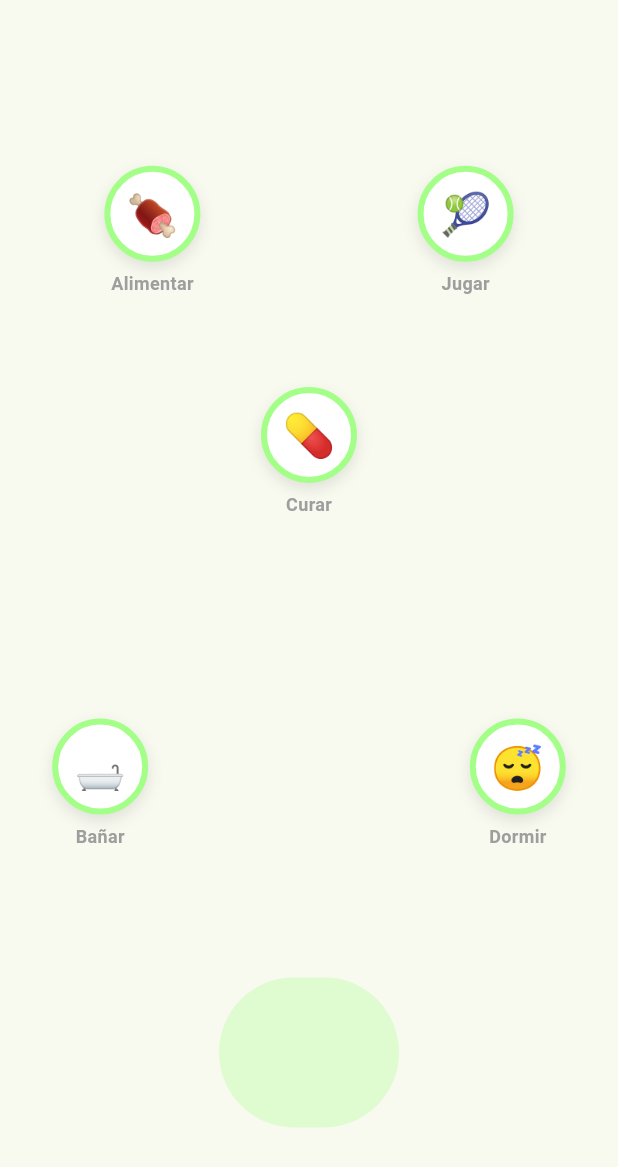
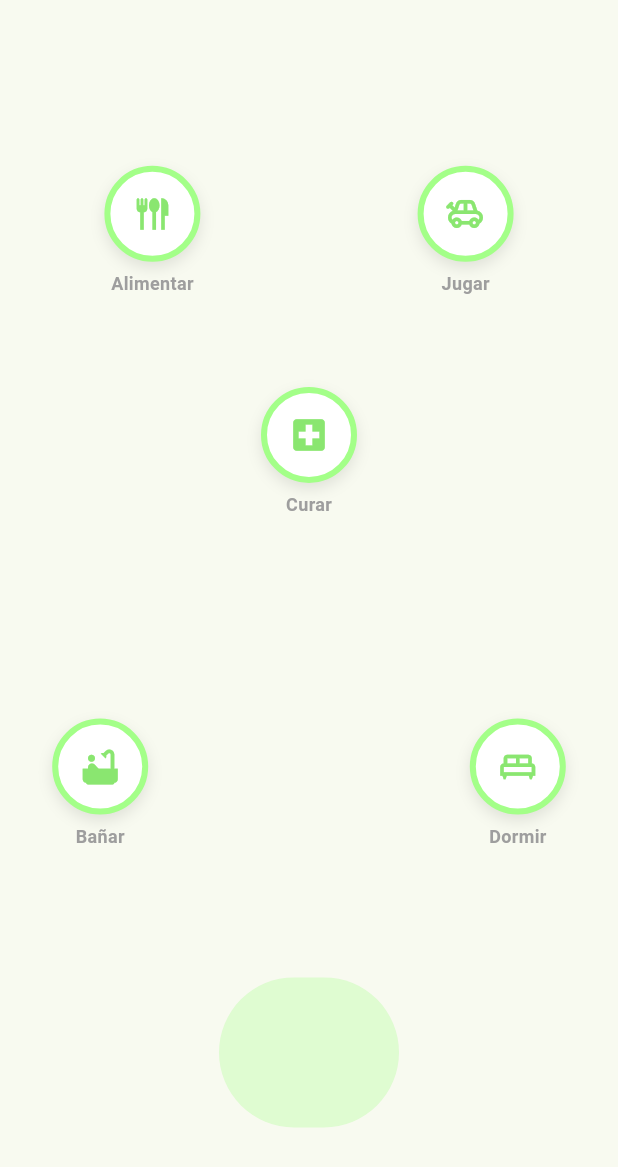
Before and after one commit to AlejandroGuillermo/cuidar_huellitas, a Flutter app: the PawMapWidget widget shown alone on an empty page, opened directly, on a phone screen of 412 x 824 dp. Shown: the top 1167 px of the screen. Run offline on Flutter 3.47's test engine with Material 3 defaults, Android fonts, the phone set to English and light mode, and no system bars; our stand-ins replace cloud_firestore, firebase_auth, firebase_core, flutter_bloc, go_router; accounts and stored records are empty; Roboto replaces fonts that are missing (Nunito).

Commit message:
reemplazar emojis por iconos de Material en PawMapWidget
- Se actualizó la configuración de la lista `actions` para utilizar `Icons` de Material Design en lugar de caracteres de texto (emojis).
- Se reemplazó el widget `Text` por `Icon` en la renderización de los botones.
- Se aplicó el color `AppColors.verdePrincipal` a los nuevos iconos para mantener la consistencia visual de la aplicación.

```diff
--- a/lib/widgets/paw_map_widget.dart
+++ b/lib/widgets/paw_map_widget.dart
@@ -46,11 +46,11 @@ class PawMapWidget extends StatelessWidget {
   @override
   Widget build(BuildContext context) {
     final List<Map<String, dynamic>> actions = [
-      {'emoji': '🍖', 'label': 'Alimentar', 'id': 'alimentar', 'align': const Alignment(-0.6, -0.7)},
-      {'emoji': '🎾', 'label': 'Jugar',     'id': 'jugar',     'align': const Alignment(0.6, -0.7)},
-      {'emoji': '💊', 'label': 'Curar',     'id': 'curar',     'align': const Alignment(0.0, -0.3)},
-      {'emoji': '🛁', 'label': 'Bañar',     'id': 'banar',     'align': const Alignment(-0.8, 0.3)},
-      {'emoji': '😴', 'label': 'Dormir',    'id': 'dormir',    'align': const Alignment(0.8, 0.3)},
+      {'icon': Icons.flatware, 'label': 'Alimentar', 'id': 'alimentar', 'align': const Alignment(-0.6, -0.7)},
+      {'icon': Icons.toys_outlined, 'label': 'Jugar',     'id': 'jugar',     'align': const Alignment(0.6, -0.7)},
+      {'icon': Icons.local_hospital, 'label': 'Curar',     'id': 'curar',     'align': const Alignment(0.0, -0.3)},
+      {'icon': Icons.bathtub, 'label': 'Bañar',     'id': 'banar',     'align': const Alignment(-0.8, 0.3)},
+      {'icon': Icons.king_bed_outlined, 'label': 'Dormir',    'id': 'dormir',    'align': const Alignment(0.8, 0.3)},
     ];
 
     return Stack(
@@ -103,7 +103,7 @@ class PawMapWidget extends StatelessWidget {
                       ],
                     ),
                     alignment: Alignment.center,
-                    child: Text(action['emoji'], style: const TextStyle(fontSize: 28)),
+                    child: Icon(action['icon'],size: 28, color: AppColors.verdePrincipal),
                   ),
                   const SizedBox(height: 6),
                   Text(
```
